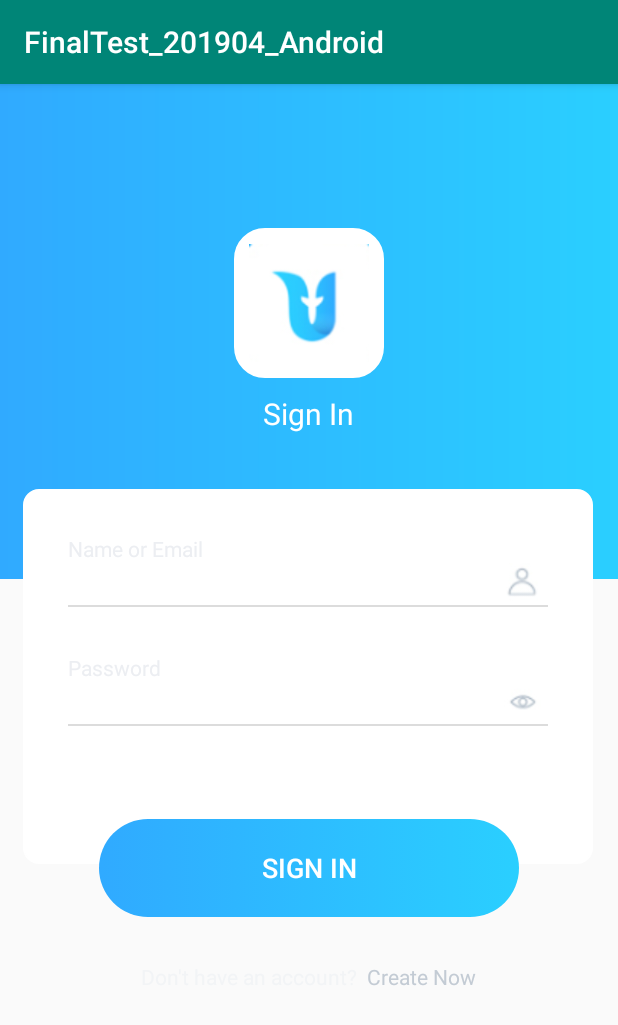
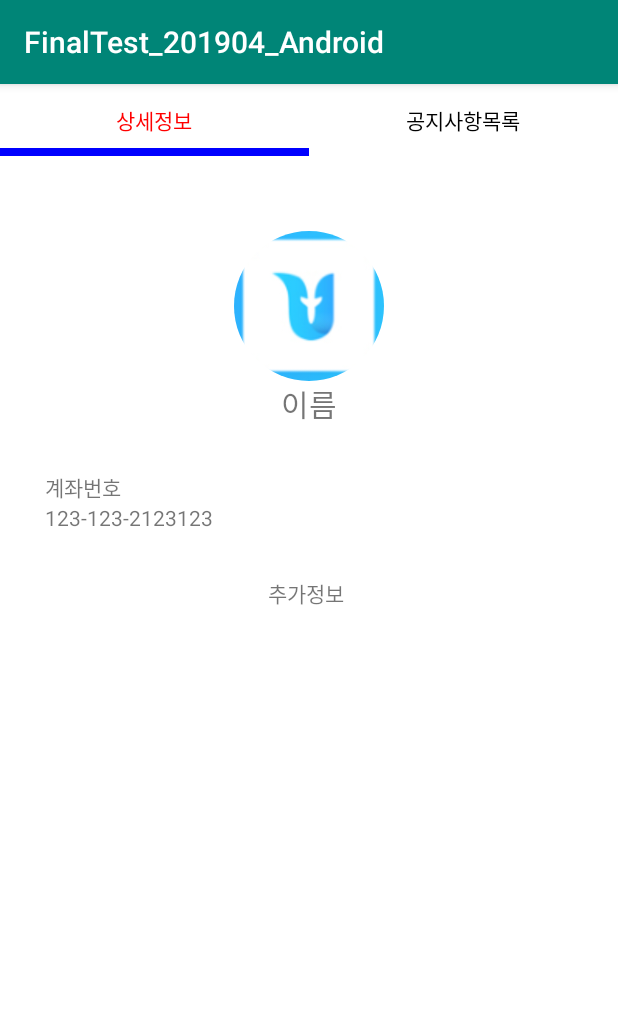
Before and after one commit to unnato0159/FinalTest_201904_Android, an Android app: the screen it shows after launch (MainActivity before the commit, HomeActivity after it), on a phone screen of 412 x 824 dp. Shown: the top 1025 px of the screen. Run offline under Robolectric (Android 15) with nearby library versions, the phone set to English and light mode, and no system bars; our stand-ins replace CircleImageView, data binding.

Commit message:
공지사항 프래그먼트도 작성했다

```diff
--- a/app/build.gradle
+++ b/app/build.gradle
@@ -20,7 +20,7 @@ android {
             proguardFiles getDefaultProguardFile('proguard-android-optimize.txt'), 'proguard-rules.pro'
         }
     }
-    dataBinding{
+    dataBinding {
         enabled = true
     }
 }
@@ -33,4 +33,6 @@ dependencies {
     androidTestImplementation 'com.android.support.test:runner:1.0.2'
     androidTestImplementation 'com.android.support.test.espresso:espresso-core:3.0.2'
     implementation("com.squareup.okhttp3:okhttp:3.14.1")
+    implementation 'com.android.support:design:28.0.0'
+    implementation 'de.hdodenhof:circleimageview:3.0.0'
 }
--- a/app/src/main/java/com/tje/finaltest_201904_android/BaseActivity.java
+++ b/app/src/main/java/com/tje/finaltest_201904_android/BaseActivity.java
@@ -1,11 +1,15 @@
 package com.tje.finaltest_201904_android;
 
+import android.content.Context;
 import android.support.v7.app.AppCompatActivity;
 
 public abstract class BaseActivity extends AppCompatActivity {
 
+    public Context mContext = this;
+
+
     public abstract  void setupEvents();
     public abstract  void setValues();
-    public abstract  void bindVIews();
+    public abstract  void bindViews();
 
 }
--- /dev/null
+++ b/app/src/main/java/com/tje/finaltest_201904_android/HomeActivity.java
@@ -0,0 +1,71 @@
+package com.tje.finaltest_201904_android;
+
+import android.databinding.DataBindingUtil;
+import android.support.design.widget.TabLayout;
+import android.support.v4.view.ViewPager;
+import android.support.v7.app.AppCompatActivity;
+import android.os.Bundle;
+import android.view.LayoutInflater;
+import android.view.View;
+
+import com.tje.finaltest_201904_android.ServerUtil.adapters.MainViewPagerAdapter;
+import com.tje.finaltest_201904_android.databinding.ActivityHomeBinding;
+
+public class HomeActivity extends BaseActivity {
+
+    ActivityHomeBinding act;
+    MainViewPagerAdapter mvpa;
+
+    @Override
+    protected void onCreate(Bundle savedInstanceState) {
+        super.onCreate(savedInstanceState);
+
+
+        bindViews();
+        setupEvents();
+        setValues();
+
+    }
+
+    @Override
+    public void setupEvents() {
+        act.viewPager.addOnPageChangeListener(new TabLayout.TabLayoutOnPageChangeListener(act.tabLayout));
+        act.tabLayout.addOnTabSelectedListener(new TabLayout.OnTabSelectedListener() {
+            @Override
+            public void onTabSelected(TabLayout.Tab tab) {
+                act.viewPager.setCurrentItem(tab.getPosition());
+
+            }
+
+            @Override
+            public void onTabUnselected(TabLayout.Tab tab) {
+
+            }
+
+            @Override
+            public void onTabReselected(TabLayout.Tab tab) {
+
+            }
+        });
+
+    }
+
+    @Override
+    public void setValues() {
+        act.tabLayout.addTab(act.tabLayout.newTab().setText("상세정보"));
+        act.tabLayout.addTab(act.tabLayout.newTab().setText("공지사항목록"));
+
+        mvpa = new MainViewPagerAdapter(getSupportFragmentManager(), act.tabLayout.getTabCount());
+        act.viewPager.setAdapter(mvpa);
+
+    }
+
+
+
+    @Override
+    public void bindViews() {
+
+        act = DataBindingUtil.setContentView(this,R.layout.activity_home);
+
+    }
+}
--- /dev/null
+++ b/app/src/main/java/com/tje/finaltest_201904_android/ServerUtil/adapters/MainViewPagerAdapter.java
@@ -0,0 +1,41 @@
+package com.tje.finaltest_201904_android.ServerUtil.adapters;
+
+import android.support.v4.app.Fragment;
+import android.support.v4.app.FragmentManager;
+import android.support.v4.app.FragmentStatePagerAdapter;
+
+import com.tje.finaltest_201904_android.ServerUtil.fragments.DetailViewFragment;
+import com.tje.finaltest_201904_android.ServerUtil.fragments.NoticeFragment;
+
+public class MainViewPagerAdapter  extends FragmentStatePagerAdapter {
+
+    int mNumOfTabs;
+
+    public MainViewPagerAdapter(FragmentManager fm, int numOfTabs){
+        super(fm);
+        mNumOfTabs= numOfTabs;
+    }
+
+    @Override
+    public Fragment getItem(int position) {
+
+        Fragment fr = null ;
+
+        if (position == 0) {
+            fr = new DetailViewFragment();
+        }
+        else if (position == 1) {
+            fr = new NoticeFragment();
+        }
+
+
+        return fr;
+
+
+    }
+
+    @Override
+    public int getCount() {
+        return mNumOfTabs;
+    }
+}
--- /dev/null
+++ b/app/src/main/java/com/tje/finaltest_201904_android/ServerUtil/fragments/DetailViewFragment.java
@@ -0,0 +1,32 @@
+package com.tje.finaltest_201904_android.ServerUtil.fragments;
+
+import android.databinding.DataBindingUtil;
+import android.os.Bundle;
+import android.support.annotation.NonNull;
+import android.support.annotation.Nullable;
+import android.support.v4.app.Fragment;
+import android.view.LayoutInflater;
+import android.view.View;
+import android.view.ViewGroup;
+
+import com.tje.finaltest_201904_android.R;
+import com.tje.finaltest_201904_android.databinding.FragmentDetailBinding;
+
+public class DetailViewFragment extends Fragment {
+
+    FragmentDetailBinding binding;
+
+    @Nullable
+    @Override
+    public View onCreateView(@NonNull LayoutInflater inflater, @Nullable ViewGroup container, @Nullable Bundle savedInstanceState) {
+        binding = DataBindingUtil.inflate(inflater, R.layout.fragment_detail,container,false);
+        return binding.getRoot();
+    }
+
+    @Override
+    public void onActivityCreated(@Nullable Bundle savedInstanceState) {
+        super.onActivityCreated(savedInstanceState);
+
+
+    }
+}
--- /dev/null
+++ b/app/src/main/java/com/tje/finaltest_201904_android/ServerUtil/fragments/NoticeFragment.java
@@ -0,0 +1,33 @@
+package com.tje.finaltest_201904_android.ServerUtil.fragments;
+
+import android.databinding.DataBindingUtil;
+import android.os.Bundle;
+import android.provider.ContactsContract;
+import android.support.annotation.NonNull;
+import android.support.annotation.Nullable;
+import android.support.v4.app.Fragment;
+import android.view.LayoutInflater;
+import android.view.View;
+import android.view.ViewGroup;
+
+import com.tje.finaltest_201904_android.R;
+import com.tje.finaltest_201904_android.databinding.FragmentNoticeBinding;
+
+public class NoticeFragment extends Fragment {
+
+    FragmentNoticeBinding binding;
+
+
+    @Nullable
+    @Override
+    public View onCreateView(@NonNull LayoutInflater inflater, @Nullable ViewGroup container, @Nullable Bundle savedInstanceState) {
+        binding = DataBindingUtil.inflate(inflater, R.layout.fragment_notice,container,false);
+        return binding.getRoot();
+    }
+
+    @Override
+    public void onActivityCreated(@Nullable Bundle savedInstanceState) {
+        super.onActivityCreated(savedInstanceState);
+
+    }
+}
--- /dev/null
+++ b/app/src/main/res/layout/activity_home.xml
@@ -0,0 +1,31 @@
+<?xml version="1.0" encoding="utf-8"?>
+<layout>
+<LinearLayout xmlns:android="http://schemas.android.com/apk/res/android"
+    xmlns:app="http://schemas.android.com/apk/res-auto"
+    xmlns:tools="http://schemas.android.com/tools"
+    android:layout_width="match_parent"
+    android:layout_height="match_parent"
+    android:orientation="vertical"
+    tools:context=".HomeActivity"
+    android:background="#FFFFFF">
+
+    <android.support.design.widget.TabLayout
+        android:id="@+id/tabLayout"
+        android:layout_width="match_parent"
+        android:layout_height="wrap_content"
+        app:tabGravity="fill"
+
+        app:tabTextColor="#000000"
+        app:tabSelectedTextColor="#FF0000"
+        app:tabIndicatorColor="#0000FF"
+        app:tabIndicatorHeight="5dp">
+
+    </android.support.design.widget.TabLayout>
+    <android.support.v4.view.ViewPager
+        android:id="@+id/viewPager"
+        android:layout_width="match_parent"
+        android:layout_height="match_parent"></android.support.v4.view.ViewPager>
+
+
+</LinearLayout>
+</layout>
--- a/app/src/main/res/layout/activity_main.xml
+++ b/app/src/main/res/layout/activity_main.xml
@@ -6,6 +6,7 @@
     android:layout_width="match_parent"
     android:layout_height="match_parent"
     tools:context=".MainActivity"
+    android:background="#FFFFFF"
 
 
     android:orientation="vertical">
--- /dev/null
+++ b/app/src/main/res/layout/fragment_detail.xml
@@ -0,0 +1,60 @@
+<?xml version="1.0" encoding="utf-8"?>
+<layout>
+<LinearLayout
+    xmlns:android="http://schemas.android.com/apk/res/android"
+    android:layout_width="match_parent"
+    android:layout_height="match_parent"
+    android:orientation="vertical">
+    <LinearLayout
+        android:layout_marginTop="50dp"
+        android:layout_width="match_parent"
+        android:layout_height="wrap_content"
+        android:orientation="vertical"
+        android:gravity="center">
+        <de.hdodenhof.circleimageview.CircleImageView
+            xmlns:app="http://schemas.android.com/apk/res-auto"
+            android:layout_width="100dp"
+            android:layout_height="100dp"
+            android:src="@drawable/qwe"/>
+
+        <TextView
+            android:layout_width="wrap_content"
+            android:layout_height="wrap_content"
+            android:text="이름"
+            android:textSize="20dp"/>
+    </LinearLayout>
+    <LinearLayout
+        android:layout_marginTop="30dp"
+        android:layout_marginLeft="30dp"
+        android:layout_width="match_parent"
+        android:layout_height="wrap_content"
+        android:orientation="vertical"
+        android:gravity="left">
+
+
+        <TextView
+            android:layout_width="wrap_content"
+            android:layout_height="wrap_content"
+            android:text="계좌번호"/>
+        <TextView
+            android:id="@+id/accountTxt"
+            android:layout_width="match_parent"
+            android:layout_height="wrap_content"
+            android:text="123-123-2123123"/>
+    </LinearLayout>
+    <LinearLayout
+        android:layout_marginTop="30dp"
+        android:layout_width="match_parent"
+        android:layout_height="wrap_content"
+        android:orientation="vertical"
+        android:gravity="center">
+
+        <TextView
+            android:layout_width="wrap_content"
+            android:layout_height="wrap_content"
+            android:text="추가정보 "/>
+
+    </LinearLayout>
+
+</LinearLayout>
+</layout>
```
Also changed, not shown: app/src/main/AndroidManifest.xml (+10 -3 lines), app/src/main/java/com/tje/finaltest_201904_android/MainActivity.java (+61 -7 lines), app/src/main/java/com/tje/finaltest_201904_android/ServerUtil/ContextUtil.java (added, +43 -0 lines), app/src/main/java/com/tje/finaltest_201904_android/ServerUtil/ServerUtil.java (added, +145 -0 lines), app/src/main/res/layout/fragment_notice.xml (added, +12 -0 lines).
